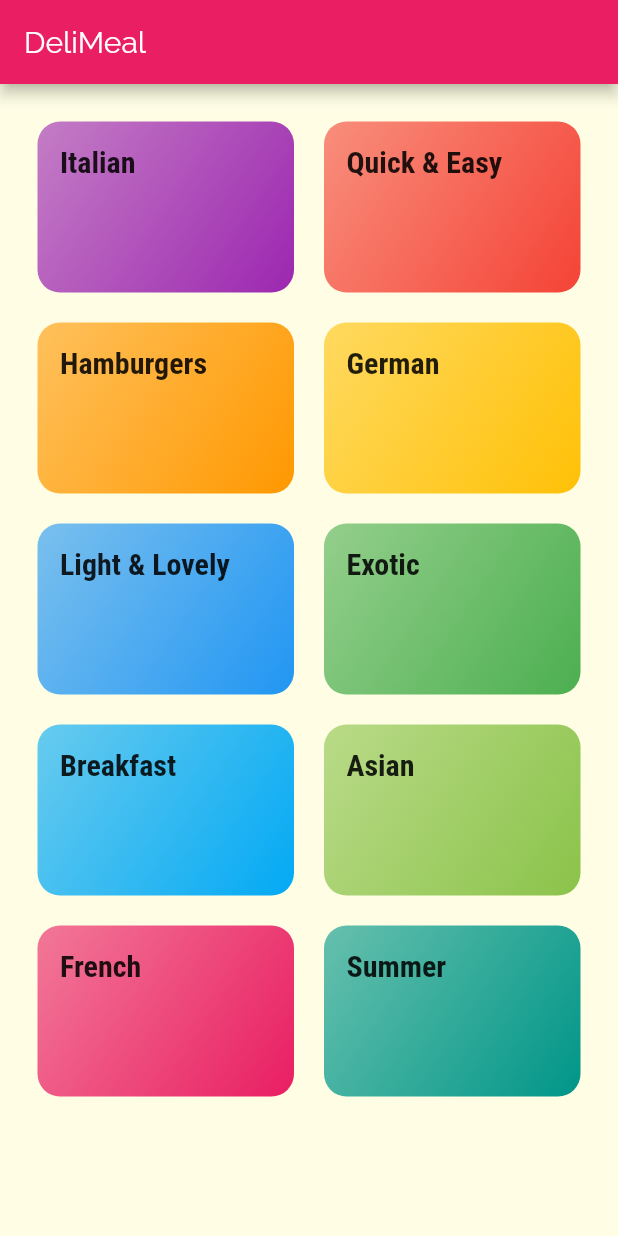
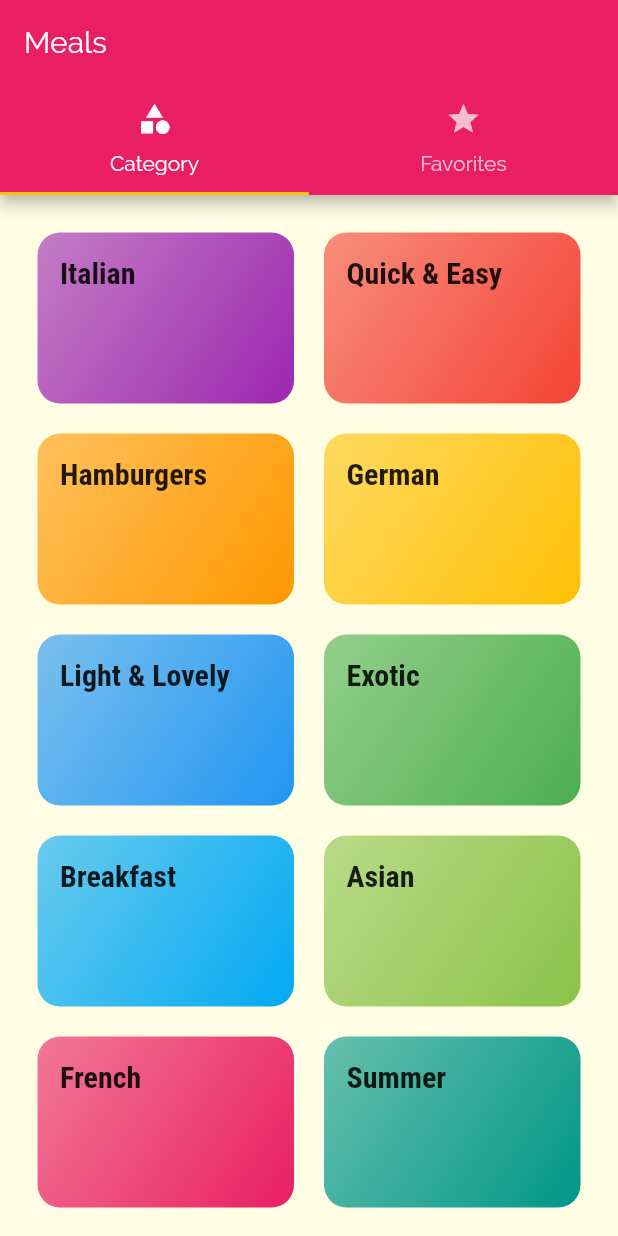
Before and after one commit to yleniapla/mealApp, a Flutter app: the screen it shows after launch, on a phone screen of 412 x 824 dp. Run offline on Flutter 3.47's test engine with Material 2 defaults, Android fonts, the phone set to English and light mode, and no system bars.

Commit message:
add tabs on top

```diff
--- a/lib/main.dart
+++ b/lib/main.dart
@@ -3,6 +3,7 @@ import 'package:flutter_complete_guide/screens/meal_detail_screen.dart';
 
 import './screens/categories_screen.dart';
 import './screens/category_meals_screen.dart';
+import 'screens/tabs_screen.dart';
 
 void main() => runApp(MyApp());
 
@@ -33,7 +34,7 @@ class MyApp extends StatelessWidget {
       // home: CategoriesScreen(),
       initialRoute: '/', //default route
       routes: {
-        '/': (ctx) => CategoriesScreen(),
+        '/': (ctx) => TabsScreen(),
         CategoryMealsScreen.routeName: (ctx) => CategoryMealsScreen(),
         MealDetailScreen.routeName: (ctx) => MealDetailScreen(),
       },
--- a/lib/screens/categories_screen.dart
+++ b/lib/screens/categories_screen.dart
@@ -6,11 +6,7 @@ import '../widgets/category_item.dart';
 class CategoriesScreen extends StatelessWidget {
   @override
   Widget build(BuildContext context) {
-    return Scaffold(
-      appBar: AppBar(
-        title: const Text("DeliMeal"),
-      ),
-      body: GridView(
+    return GridView(
       padding: const EdgeInsets.all(25),
       children: DUMMY_CATEGORIES
           .map(
@@ -27,7 +23,6 @@ class CategoriesScreen extends StatelessWidget {
         crossAxisSpacing: 20,
         mainAxisSpacing: 20,
       ),
-      ),
     );
   }
 }
--- /dev/null
+++ b/lib/screens/favorites_screen.dart
@@ -0,0 +1,10 @@
+import 'package:flutter/material.dart';
+
+class FavoritesScreen extends StatelessWidget {
+  @override
+  Widget build(BuildContext context) {
+    return Center(
+      child: Text("My favorites"),
+    );
+  }
+}
--- /dev/null
+++ b/lib/screens/tabs_screen.dart
@@ -0,0 +1,41 @@
+import 'package:flutter/material.dart';
+import 'package:flutter_complete_guide/screens/favorites_screen.dart';
+import './categories_screen.dart';
+
+class TabsScreen extends StatefulWidget {
+  @override
+  _TabsScreenState createState() => _TabsScreenState();
+}
+
+class _TabsScreenState extends State<TabsScreen> {
+  @override
+  Widget build(BuildContext context) {
+    return DefaultTabController(
+      length: 2,
+      initialIndex: 0,
+      child: Scaffold(
+        appBar: AppBar(
+          title: Text('Meals'),
+          bottom: TabBar(
+            tabs: <Widget>[
+              Tab(
+                icon: Icon(Icons.category),
+                text: 'Category',
+              ),
+              Tab(
+                icon: Icon(Icons.star),
+                text: 'Favorites',
+              ),
+            ],
+          ),
+        ),
+        body: TabBarView(
+          children: <Widget>[
+            CategoriesScreen(),
+            FavoritesScreen(),
+          ],
+        ),
+      ),
+    );
+  }
+}
```
Lines whose indentation alone changed are shown as unchanged.
